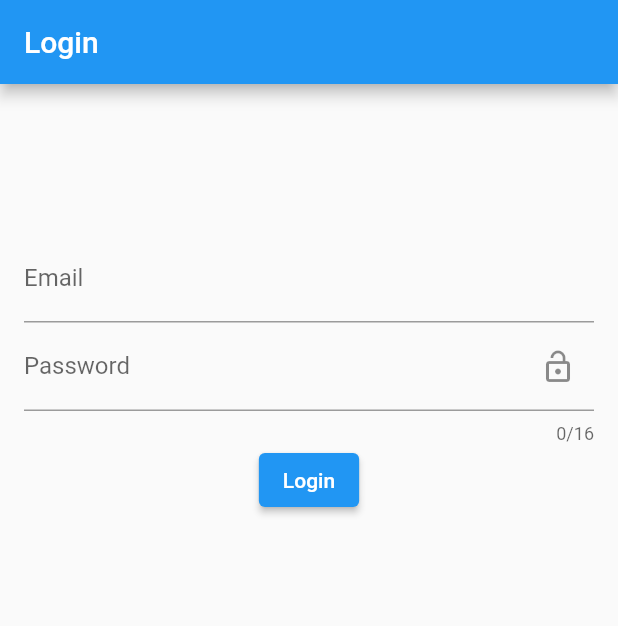
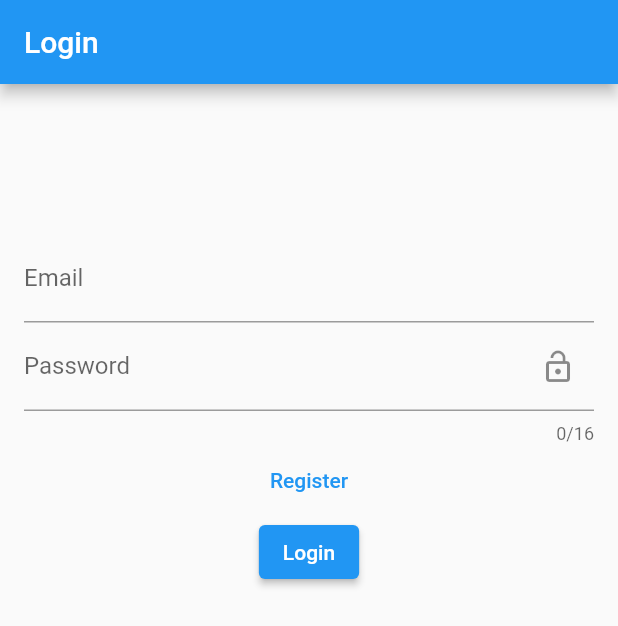
Before and after one commit to LucaSalmi/examensarbete_flutter, a Flutter app: the screen it shows after launch, on a phone screen of 412 x 824 dp. Shown: the top 626 px of the screen. Run offline on Flutter 3.47's test engine with Material 2 defaults, Android fonts, the light colour scheme and no system bars; our stand-ins replace firebase_auth, firebase_core, flutter_riverpod, freezed_annotation, go_router; accounts and stored records are empty.

Commit message:
added register user, cleanup and added firebase auth implementation

```diff
--- a/lib/src/core/router/app_router.dart
+++ b/lib/src/core/router/app_router.dart
@@ -15,6 +15,10 @@ final GoRouter router = GoRouter(
       path: Routes.home.route,
       builder: (context, state) => const HomePage(),
     ),
+    GoRoute(
+      path: Routes.register.route,
+      builder: (context, state) => const RegisterUserPage(),
+    ),
   ],
   navigatorKey: _rootNavigatorKey,
   initialLocation: Routes.root.route,
--- a/lib/src/core/router/routes.dart
+++ b/lib/src/core/router/routes.dart
@@ -2,6 +2,7 @@ class Routes {
   static const String root = '/';
   static const String login = 'login';
   static const String home = 'home';
+  static const String register = 'register';
 }
 
 extension RouteNames on String {
--- a/lib/src/feature/login_page/login_page.dart
+++ b/lib/src/feature/login_page/login_page.dart
@@ -1,2 +1,3 @@
 export 'pages/pages.dart';
+export 'providers/providers.dart';
 export 'widgets/widgets.dart';
--- a/lib/src/feature/login_page/pages/login_page.dart
+++ b/lib/src/feature/login_page/pages/login_page.dart
@@ -4,11 +4,17 @@ import 'package:go_router/go_router.dart';
 
 import '../../../src.dart';
 
-class LoginPage extends ConsumerWidget {
+class LoginPage extends ConsumerStatefulWidget {
   const LoginPage({super.key});
 
   @override
-  Widget build(BuildContext context, WidgetRef ref) {
+  ConsumerState<ConsumerStatefulWidget> createState() => _LoginPageState();
+}
+
+class _LoginPageState extends ConsumerState<LoginPage> {
+  final _formKey = GlobalKey<FormState>();
+  @override
+  Widget build(BuildContext context) {
     return Scaffold(
       appBar: AppBar(
         title: const Text('Login'),
@@ -16,14 +22,17 @@ class LoginPage extends ConsumerWidget {
       body: Padding(
         padding: const EdgeInsets.symmetric(horizontal: 16.0),
         child: Form(
+          key: _formKey,
           child: Column(
             children: [
               const SizedBox(height: 100.0),
               AppTextField(
                 labelText: 'Email',
+                keyboardType: TextInputType.emailAddress,
                 onChanged: (input) {
                   ref.read(mailInputProvider.notifier).state = input;
                 },
+                useValidator: true,
               ),
               AppTextField(
                 onChanged: (input) {
@@ -33,13 +42,32 @@ class LoginPage extends ConsumerWidget {
                 maxCharacters: 16,
                 icon: _buildIcon(ref),
                 hideCharacters: ref.watch(hidePasswordProvider),
+                useValidator: true,
               ),
-              ElevatedButton(
-                onPressed: () {
-                  context.push(Routes.home.route);
-                },
-                child: const Text('Login'),
+              TextButton(
+                onPressed: () => context.push(Routes.register.route),
+                child: const Text('Register'),
               ),
+              ref.watch(loadingStateProvider)
+                  ? const CircularProgressIndicator()
+                  : ElevatedButton(
+                      onPressed: () async {
+                        if (_formKey.currentState!.validate()) {
+                          final user = await ref.read(RepositoryProvider.auth).signIn(
+                                ref.read(mailInputProvider.notifier).state!,
+                                ref.read(passwordinputProvider.notifier).state!,
+                              );
+                          if (user != null && user.error == null && context.mounted) {
+                            context.push(Routes.home.route);
+                          } else {
+                            ScaffoldMessenger.of(context).showSnackBar(
+                              SnackBar(content: Text(user?.error ?? 'Something went wrong')),
+                            );
+                          }
+                        }
+                      },
+                      child: const Text('Login'),
+                    ),
             ],
           ),
         ),
@@ -60,5 +88,3 @@ class LoginPage extends ConsumerWidget {
 }
 
 final hidePasswordProvider = StateProvider<bool>((ref) => true);
-final passwordinputProvider = StateProvider<String>((ref) => '');
-final mailInputProvider = StateProvider<String>((ref) => '');
--- a/lib/src/feature/login_page/pages/pages.dart
+++ b/lib/src/feature/login_page/pages/pages.dart
@@ -1 +1,2 @@
 export 'login_page.dart';
+export 'register_user_page.dart';
--- /dev/null
+++ b/lib/src/feature/login_page/providers/input_state_providers.dart
@@ -0,0 +1,7 @@
+import 'package:firebase_auth/firebase_auth.dart';
+import 'package:flutter_riverpod/flutter_riverpod.dart';
+
+final passwordinputProvider = StateProvider<String?>((ref) => null);
+final mailInputProvider = StateProvider<String?>((ref) => null);
+final nameInputProvider = StateProvider<String?>((ref) => null);
+final loadingStateProvider = StateProvider<bool>((ref) => false);
--- a/lib/src/feature/login_page/widgets/app_text_field.dart
+++ b/lib/src/feature/login_page/widgets/app_text_field.dart
@@ -7,6 +7,8 @@ class AppTextField extends StatelessWidget {
     this.icon,
     this.maxCharacters,
     this.hideCharacters = false,
+    this.useValidator,
+    this.keyboardType,
     super.key,
   });
 
@@ -15,10 +17,14 @@ class AppTextField extends StatelessWidget {
   final Widget? icon;
   final int? maxCharacters;
   final bool hideCharacters;
+  final bool? useValidator;
+  final TextInputType? keyboardType;
 
   @override
   Widget build(BuildContext context) {
     return TextFormField(
+      validator: (useValidator ?? false) ? formValidator : null,
+      keyboardType: keyboardType,
       onChanged: onChanged,
       maxLength: maxCharacters,
       obscureText: hideCharacters,
@@ -29,4 +35,11 @@ class AppTextField extends StatelessWidget {
       ),
     );
   }
+
+  String? formValidator(value) {
+    if (value == null || value.isEmpty) {
+      return 'Please enter some text';
+    }
+    return null;
+  }
 }
```
Also changed, not shown: lib/src/feature/login_page/pages/register_user_page.dart (added, +82 -0 lines).
